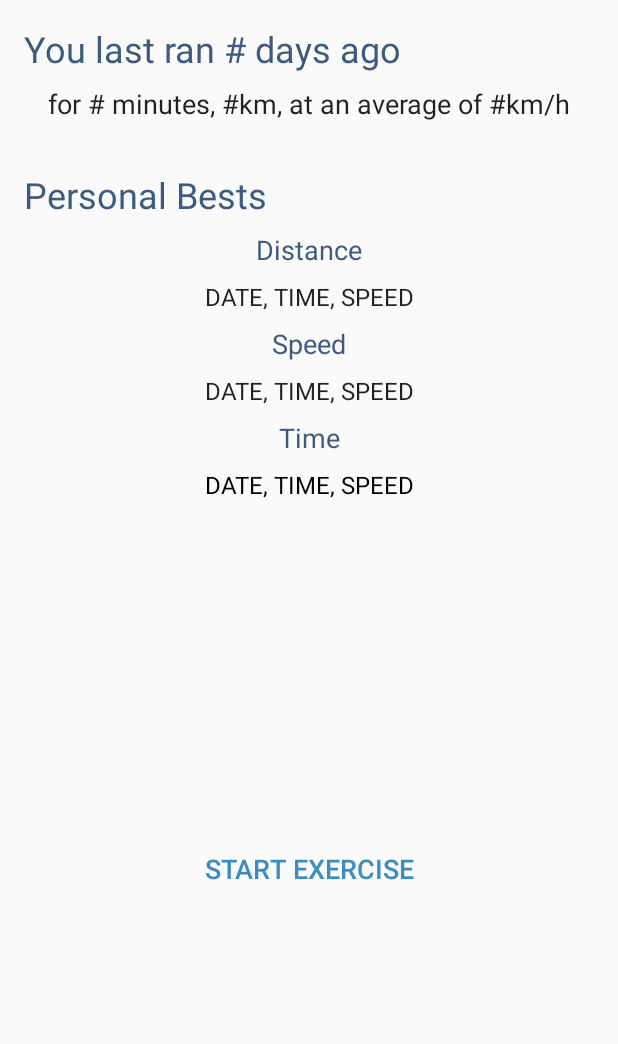
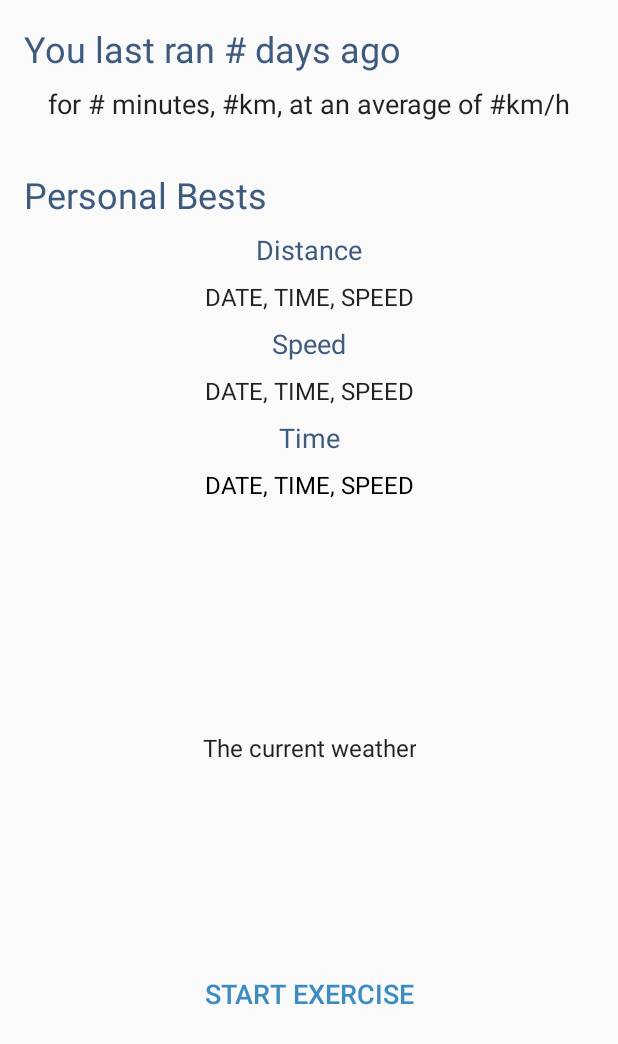
Before and after one commit to AnnieSH/Run-Tracker, an Android app: the layout fragment_profile.xml on its own in the app's theme, with its tools: preview values and no code run, on a phone screen of 412 x 824 dp. Shown: the top 1044 px of the screen. Run offline under Robolectric (Android 15) with nearby library versions, the phone set to English and light mode, and no system bars.

Commit message:
Display current weather

```diff
--- a/app/src/main/res/layout/fragment_profile.xml
+++ b/app/src/main/res/layout/fragment_profile.xml
@@ -131,7 +131,7 @@
         style="@android:style/Widget.Material.Button.Borderless"
         android:layout_width="wrap_content"
         android:layout_height="wrap_content"
-        android:layout_marginBottom="8dp"
+        android:layout_marginBottom="24dp"
         android:layout_marginEnd="8dp"
         android:layout_marginStart="8dp"
         android:layout_marginTop="8dp"
@@ -142,5 +142,22 @@
         app:layout_constraintBottom_toBottomOf="parent"
         app:layout_constraintEnd_toEndOf="parent"
         app:layout_constraintStart_toStartOf="parent"
-        app:layout_constraintTop_toBottomOf="@+id/best_time_stats" />
+        app:layout_constraintTop_toBottomOf="@+id/current_weather_textview" />
+
+    <TextView
+        android:id="@+id/current_weather_textview"
+        android:layout_width="wrap_content"
+        android:layout_height="wrap_content"
+        android:layout_marginBottom="8dp"
+        android:layout_marginEnd="8dp"
+        android:layout_marginStart="8dp"
+        android:layout_marginTop="40dp"
+        android:textAlignment="center"
+        android:textAppearance="@style/TextAppearance.AppCompat.Headline"
+        android:textSize="16sp"
+        app:layout_constraintBottom_toTopOf="@+id/profile_button_start"
+        app:layout_constraintEnd_toEndOf="parent"
+        app:layout_constraintStart_toStartOf="parent"
+        app:layout_constraintTop_toBottomOf="@+id/best_time_stats"
+        tools:text="The current weather" />
 </android.support.constraint.ConstraintLayout>
```
Also changed, not shown: app/src/main/java/com/example/annie/dewatch/ProfileActivity.java (+4 -51 lines), app/src/main/java/com/example/annie/dewatch/ProfileFragment.java (+52 -0 lines).
